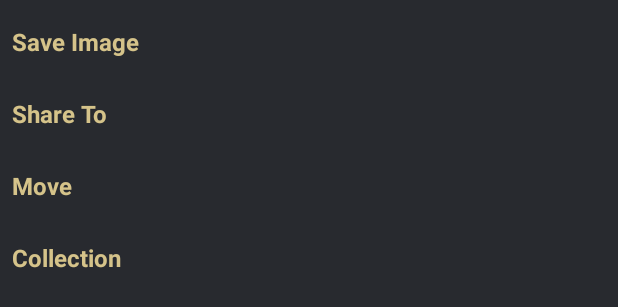
After one commit to Liar1995/AACKotlin, an Android app: the layout custom_girl_details_content.xml on its own in the app's theme, with its tools: preview values and no code run, on a phone screen of 412 x 824 dp. The commit adds this screen. Shown: the top 307 px of the screen. Run offline under Robolectric (Android 15) with nearby library versions, the phone set to English and light mode, and no system bars.

Commit message:
Increase the preview of the picture and BottomSheetDialog

```diff
--- a/app/build.gradle
+++ b/app/build.gradle
@@ -71,7 +71,7 @@ dependencies {
     implementation 'com.github.bumptech.glide:glide:4.3.1'
     kapt 'com.github.bumptech.glide:compiler:4.4.0'
     kapt "com.android.databinding:compiler:3.0.1"
-    implementation 'com.github.chrisbanes:PhotoView:1.3.0'
+    api 'com.github.chrisbanes:PhotoView:2.1.3'
     api 'com.ashokvarma.android:bottom-navigation-bar:2.0.2'
     api 'org.ligboy.retrofit2:converter-fastjson-android:2.1.0'
     implementation 'com.orhanobut:hawk:2.0.1'
--- a/app/src/main/AndroidManifest.xml
+++ b/app/src/main/AndroidManifest.xml
@@ -23,6 +23,7 @@
                 <category android:name="android.intent.category.LAUNCHER" />
             </intent-filter>
         </activity>
+        <activity android:name=".ui.activity.GirlActivity"/>
     </application>
 
 </manifest>
--- a/app/src/main/java/com/sunmeng/aackotlin/MainActivity.kt
+++ b/app/src/main/java/com/sunmeng/aackotlin/MainActivity.kt
@@ -16,7 +16,6 @@ import kotlinx.android.synthetic.main.custom_toolbar.*
 
 class MainActivity : AppCompatActivity(), NavigationView.OnNavigationItemSelectedListener {
 
-
     private var mFragmentManager: FragmentManager? = null
 
     override fun onCreate(savedInstanceState: Bundle?) {
@@ -31,7 +30,7 @@ class MainActivity : AppCompatActivity(), NavigationView.OnNavigationItemSelecte
         mFragmentManager = supportFragmentManager
         val mGirlListFragment = GirlListFragment()
         mFragmentManager?.beginTransaction()?.add(R.id.fram_context, mGirlListFragment)?.commit()
-        txt_home_title.setDuration(3*1000)
+        txt_home_title.setDuration(3 * 1000)
         txt_home_title.show()
         navigation_view.setNavigationItemSelectedListener(this)
 
@@ -39,7 +38,7 @@ class MainActivity : AppCompatActivity(), NavigationView.OnNavigationItemSelecte
 
     override fun onNavigationItemSelected(item: MenuItem): Boolean {
         item.isChecked = true
-        Log.i("Summer","xxxx")
+        Log.i("Summer", "xxxx")
         return true
     }
 }
--- a/app/src/main/java/com/sunmeng/aackotlin/ui/fragment/GirlListFragment.kt
+++ b/app/src/main/java/com/sunmeng/aackotlin/ui/fragment/GirlListFragment.kt
@@ -19,8 +19,10 @@ import com.sunmeng.aackotlin.app.App
 import com.sunmeng.aackotlin.data.Injection
 import com.sunmeng.aackotlin.data.remote.model.GirlData
 import com.sunmeng.aackotlin.model.entity.Girl
+import com.sunmeng.aackotlin.ui.activity.GirlActivity
 import com.sunmeng.aackotlin.ui.adapter.GirlListAdapter
 import com.sunmeng.aackotlin.ui.listener.ItemClickPresenter
+import com.sunmeng.aackotlin.ui.startGirlActivity
 import com.sunmeng.aackotlin.utils.SpaceDecoration
 import com.sunmeng.aackotlin.utils.Util
 import com.sunmeng.aackotlin.viewmodel.GirlListViewModel
@@ -35,8 +37,7 @@ class GirlListFragment : Fragment(), ItemClickPresenter<Girl> {
     override fun onItemClick(v: View?, item: Girl) {
         if (lifecycle.currentState.isAtLeast(Lifecycle.State.STARTED)) {//主动查询生命周期
             if (Util.isNetworkConnected(App.instance!!.applicationContext)) {
-//                GirlActivity.startGirlActivity(context!!, item.url!!)
-                Log.i("Summer", item.url)
+                startGirlActivity(activity!!, item.url!!,item._id!!,v!!)
             } else {
                 if (mRootView != null) {
                     Util.showSnackbar(mRootView!!, getString(R.string.network_error))
--- a/app/src/main/java/com/sunmeng/aackotlin/ui/listener/ItemClickPresenter.kt
+++ b/app/src/main/java/com/sunmeng/aackotlin/ui/listener/ItemClickPresenter.kt
@@ -10,3 +10,7 @@ import android.view.View
 interface ItemClickPresenter<in Any> {
     fun onItemClick(v: View? = null, item: Any)
 }
+
+interface ItemLongClickPresenter<in Any> {
+    fun onItemLongClick(v: View? = null, item: Any): Boolean
+}
--- /dev/null
+++ b/app/src/main/res/layout/custom_girl_details_content.xml
@@ -0,0 +1,65 @@
+<?xml version="1.0" encoding="utf-8"?>
+<android.support.v4.widget.NestedScrollView
+    xmlns:app="http://schemas.android.com/apk/res-auto"
+    xmlns:android="http://schemas.android.com/apk/res/android"
+    android:layout_width="match_parent"
+    android:layout_height="match_parent"
+    android:orientation="vertical"
+    android:paddingBottom="4dp"
+    android:background="@color/colorPrimary"
+    android:paddingLeft="8dp"
+    android:paddingRight="8dp"
+    android:paddingTop="4dp"
+    app:behavior_hideable="true"
+    app:layout_behavior="@string/bottom_sheet_behavior"
+    >
+
+    <LinearLayout
+        android:layout_width="match_parent"
+        android:layout_height="wrap_content"
+        android:orientation="vertical"
+        >
+
+    <TextView
+        android:layout_width="match_parent"
+        android:layout_height="48dp"
+        android:text="Save Image"
+        android:textStyle="bold"
+        android:clickable="true"
+        android:background="?android:attr/selectableItemBackground"
+        android:textColor="@color/colorAccent"
+        android:gravity="center_vertical"
+        android:textSize="16sp"
+        />
+
+    <TextView
+        android:layout_width="match_parent"
+        android:layout_height="48dp"
+        android:textColor="@color/colorAccent"
+        android:text="Share To"
+        android:textStyle="bold"
+        android:gravity="center_vertical"
+        android:textSize="16sp"
+        />
+
+    <TextView
+        android:layout_width="match_parent"
+        android:layout_height="48dp"
+        android:text="Move"
+        android:textStyle="bold"
+        android:textColor="@color/colorAccent"
+        android:gravity="center_vertical"
+        android:textSize="16sp"
+        />
+
+    <TextView
+        android:layout_width="match_parent"
+        android:layout_height="48dp"
+        android:text="Collection"
+        android:textStyle="bold"
+        android:textColor="@color/colorAccent"
+        android:gravity="center_vertical"
+        android:textSize="16sp"
+        />
+    </LinearLayout>
+</android.support.v4.widget.NestedScrollView>
--- a/app/src/main/res/values/strings.xml
+++ b/app/src/main/res/values/strings.xml
@@ -1,7 +1,7 @@
 <resources>
     <string name="app_name">S U M M E R</string>
     <string name="about">about</string>
-    <string name="network_error">当前网络环境不好，请稍后再试哦~</string>
+    <string name="network_error">当前网络环境不好，请稍后再试~</string>
     <string name="menu_home">HOME</string>
     <string name="menu_leisure_reading">LEISURE READING</string>
     <string name="menu_douban">DOUBAN VIDEO</string>
```
Also changed, not shown: app/src/main/java/com/sunmeng/aackotlin/ui/Navigator.kt (added, +23 -0 lines), app/src/main/java/com/sunmeng/aackotlin/ui/activity/GirlActivity.kt (+38 -6 lines), app/src/main/java/com/sunmeng/aackotlin/ui/binding/GlideUtil.kt (added, +32 -0 lines), app/src/main/java/com/sunmeng/aackotlin/ui/binding/NormalBind.kt (+9 -3 lines), app/src/main/java/com/sunmeng/aackotlin/ui/listener/ImageLoader.kt (added, +19 -0 lines), app/src/main/java/com/sunmeng/aackotlin/utils/Util.kt (+2 -5 lines), app/src/main/java/com/sunmeng/aackotlin/widget/ViewPagerFixed.kt (added, +35 -0 lines), app/src/main/res/layout/activity_girl_details.xml (added, +24 -0 lines).
